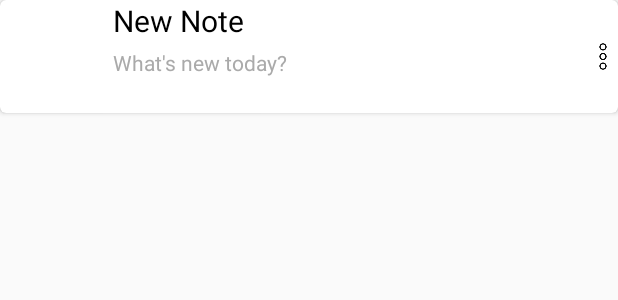
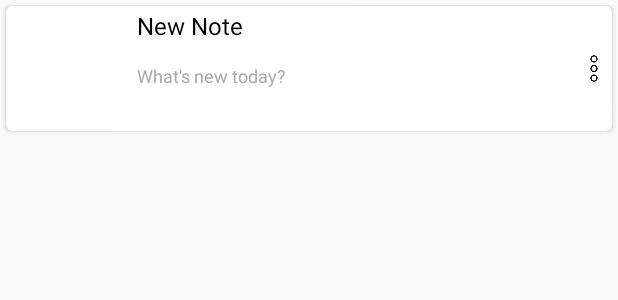
Before and after one commit to RiadhAdrani/project_noter_app, an Android app: the layout note_card_layout.xml on its own in the app's theme, with its tools: preview values and no code run, on a phone screen of 412 x 824 dp. Shown: the top 300 px of the screen. Run offline under Robolectric (Android 15) with nearby library versions, the light colour scheme and no system bars.

Commit message:
added some styling to the card_layout, main_activity and note_activity, need improvement btw

```diff
--- a/app/src/main/res/layout/main_activity_layout.xml
+++ b/app/src/main/res/layout/main_activity_layout.xml
@@ -15,6 +15,8 @@
             android:layout_width="match_parent"
             android:layout_height="match_parent"
             android:scrollbars="vertical"
+            android:layout_margin="8dp"
+            style="@style/mainActivityRecyclerView"
             />
 
     </androidx.constraintlayout.widget.ConstraintLayout>
@@ -24,8 +26,9 @@
             android:layout_width="wrap_content"
             android:layout_height="wrap_content"
             android:layout_gravity="bottom|right"
-            android:layout_margin="16dp"
+            android:layout_margin="24dp"
             app:srcCompat="@drawable/plus_icon_big"
+            style="@style/mainActivityFloatingActionButton"
             />
 
 </androidx.coordinatorlayout.widget.CoordinatorLayout>
--- a/app/src/main/res/layout/note_card_layout.xml
+++ b/app/src/main/res/layout/note_card_layout.xml
@@ -3,7 +3,10 @@
     android:layout_width="match_parent"
     android:layout_height="wrap_content"
     xmlns:app="http://schemas.android.com/apk/res-auto"
-    app:cardCornerRadius="4dp">
+    app:cardCornerRadius="4dp"
+    android:layout_marginHorizontal="4dp"
+    android:layout_marginVertical="4dp"
+    style="@style/cardStyle">
 
     <LinearLayout
         android:layout_width="match_parent"
@@ -13,7 +16,8 @@
         <ImageView
             android:id="@+id/card_icon"
             android:layout_width="75dp"
-            android:layout_height="75dp"/>
+            android:layout_height="75dp"
+            android:layout_margin="4dp"/>
         <LinearLayout
             android:layout_width="0dp"
             android:layout_weight="1"
@@ -25,20 +29,18 @@
                     android:layout_height="0dp"
                     android:layout_weight="1.5"
                     android:text="@string/titleDefault"
-
-                    android:textSize="20sp"
-                    android:textColor="@android:color/black"/>
+                    android:layout_marginHorizontal="4dp"
+                    android:layout_marginVertical="2dp"
+                    style="@style/cardTitleStyle"/>
                 <TextView
                     android:id="@+id/card_preview"
                     android:layout_width="match_parent"
                     android:layout_height="0dp"
                     android:layout_weight="2"
                     android:text="@string/contentHint"
-
-                    android:minLines="1"
-                    android:maxLines="2"
-                    android:textSize="14sp"
-                    android:textColor="@android:color/darker_gray"/>
+                    android:layout_marginHorizontal="4dp"
+                    android:layout_marginVertical="2dp"
+                    style="@style/cardContentStyle"/>
         </LinearLayout>
 
         <ImageView
@@ -47,6 +49,7 @@
             android:layout_height="match_parent"
             android:src="@drawable/three_dot_vert"
             android:contentDescription="@string/options"
+            android:layout_marginHorizontal="2dp"
             />
 
 
--- a/app/src/main/res/values/colors.xml
+++ b/app/src/main/res/values/colors.xml
@@ -6,7 +6,10 @@
 
     <color name="green_charcoal">#264653</color>
     <color name="green_persian">#2A9D8F</color>
+    <color name="green_persian_light">#3ECCBB</color>
+    <color name="green_persian_lighter">#6ED8CC</color>
     <color name="orange_yellow_crayola">#E9C46A</color>
+    <color name="orange_yellow_light">#EFD595</color>
     <color name="brown_sandy">#F4A261</color>
     <color name="orange_red_burnt_sienna">#E76F51</color>
 
--- a/app/src/main/res/values/styles.xml
+++ b/app/src/main/res/values/styles.xml
@@ -2,9 +2,57 @@
     <!-- Base application theme. -->
     <style name="AppTheme" parent="Theme.AppCompat.Light.DarkActionBar">
         <!-- Customize your theme here. -->
-        <item name="colorPrimary">@color/green_charcoal</item>
-        <item name="colorPrimaryDark">@color/green_persian</item>
-        <item name="colorAccent">@color/brown_sandy</item>
+        <item name="colorPrimary">@color/green_persian</item>
+        <item name="colorPrimaryDark">@color/green_charcoal</item>
+        <item name="colorAccent">@color/orange_red_burnt_sienna</item>
+
+        <item name="colorSecondary">@color/green_persian</item>
+        <item name="colorOnSecondary">@color/green_charcoal</item>
+        <item name="colorOnSurface">@color/brown_sandy</item>
+        <item name="shapeAppearanceSmallComponent">@style/ShapeAppearance.App.SmallComponent</item>
+    </style>
+
+    <style name="ShapeAppearance.App.SmallComponent" parent="ShapeAppearance.MaterialComponents.SmallComponent">
+        <item name="cornerFamily">cut</item>
+        <item name="cornerSize">4dp</item>
+    </style>
+
+    <style name="mainActivityRecyclerView">
+
+    </style>
+
+    <style name="cardStyle">
+        <item name="backgroundColor">@color/green_persian</item>
+    </style>
+
+    <style name="cardTitleStyle">
+        <item name="android:textSize">16sp</item>
+        <item name="android:textColor">@android:color/black</item>
+    </style>
+
+    <style name="cardContentStyle">
+        <item name="android:textSize">12sp</item>
+        <item name="android:textColor">@android:color/darker_gray</item>
+        <item name="android:minLines">1</item>
+        <item name="android:maxLines">2</item>
+    </style>
+
+    <style name="mainActivityFloatingActionButton">
+        <item name="android:fillColor">@color/green_persian</item>
+        <item name="colorSecondary">@color/green_charcoal</item>
+        <item name="colorOnSecondary">@color/green_persian</item>
+        <item name="colorOnSurface">@color/orange_yellow_crayola</item>
+    </style>
+
+    <style name="noteActivityTitleStyle">
+        <item name="android:textSize">24sp</item>
+        <item name="android:textColor">@android:color/black</item>
+    </style>
+
+    <style name="noteActivityContentTextStyle">
+        <item name="android:textSize">16sp</item>
+        <item name="android:textColor">@android:color/black</item>
+
     </style>
 
 </resources>
```
Also changed, not shown: app/src/main/res/layout/note_activity_layout.xml (+5 -2 lines).
